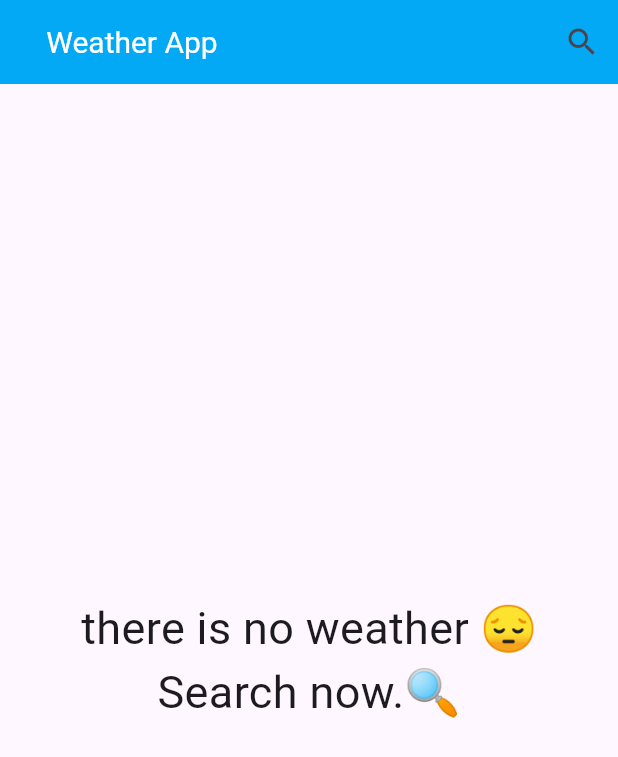
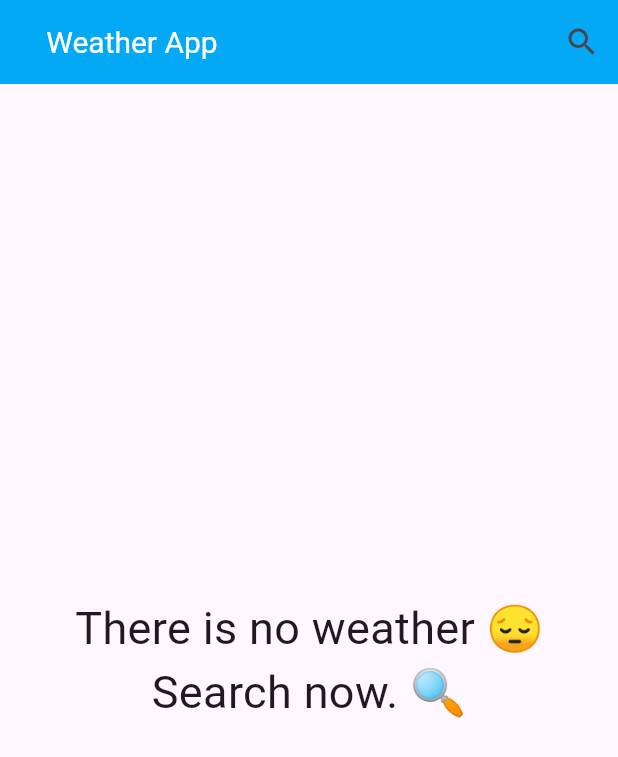
Before and after one commit to mohamedHossam113/weatherapp, a Flutter app: the screen it shows after launch, on a phone screen of 412 x 824 dp. Shown: the top 757 px of the screen. Run offline on Flutter 3.47's test engine with Material 3 defaults, Android fonts, the phone set to English and light mode, and no system bars; our stand-ins replace flutter_bloc.

Commit message:
upgraded Weatherapp using BlocProvider

```diff
--- /dev/null
+++ b/lib/cubits/weaher_cubit/weather_state.dart
@@ -0,0 +1,9 @@
+abstract class WeatherState {}
+
+class WeatherInitial extends WeatherState {}
+
+class WeatherLoading extends WeatherState {}
+
+class WeatherSuccess extends WeatherState {}
+
+class WeatherFailure extends WeatherState {}
--- /dev/null
+++ b/lib/cubits/weather_cubit.dart
@@ -0,0 +1,24 @@
+import 'dart:developer';
+
+import 'package:flutter_bloc/flutter_bloc.dart';
+import 'package:weatherapp/cubits/weaher_cubit/weather_state.dart';
+import 'package:weatherapp/models/weather_model.dart';
+import 'package:weatherapp/services/weather_service.dart';
+
+class WeatherCubit extends Cubit<WeatherState> {
+  WeatherCubit(this.weatherService) : super(WeatherInitial());
+  WeatherService weatherService;
+  String? cityname;
+  WeatherModel? weatherModel;
+  void getWeather({required String cityname}) async {
+    emit(WeatherLoading());
+    // Simulate a network call to fetch weather data
+    try {
+      weatherModel = await weatherService.getWeather(cityname: cityname);
+      emit(WeatherSuccess());
+    } on Exception catch (e) {
+      emit(WeatherFailure());
+      log('Error:  $e');
+    }
+  }
+}
--- a/lib/homepage.dart
+++ b/lib/homepage.dart
@@ -1,88 +1,120 @@
 import 'package:flutter/material.dart';
+import 'package:flutter_bloc/flutter_bloc.dart';
 import 'package:provider/provider.dart';
+import 'package:weatherapp/cubits/weaher_cubit/weather_state.dart';
+import 'package:weatherapp/cubits/weather_cubit.dart';
 import 'package:weatherapp/models/weather_model.dart';
 import 'package:weatherapp/provider/WeatherProvider.dart';
 import 'package:weatherapp/searchpage.dart';
 
-class Homepage extends StatefulWidget {
-   const Homepage({super.key});
-  @override
-  State<Homepage> createState() => _HomepageState();
-}
-
-class _HomepageState extends State<Homepage> {
+class Homepage extends StatelessWidget {
   WeatherModel? weatherData;
-
-  void updateUI(){
-    setState(() {});
-  }
 
   @override
   Widget build(BuildContext context) {
-    weatherData = Provider.of<Weatherprovider>(context).weatherData;
-
     return Scaffold(
       appBar: AppBar(
-        title: const Text('   Weather App',style: TextStyle(fontSize: 20,color:Colors.white)),
+        title: const Text('   Weather App',
+            style: TextStyle(fontSize: 20, color: Colors.white)),
         actions: [
-          IconButton(onPressed: (){
-            updateUI();
+          IconButton(
+            onPressed: () {
               Navigator.push(context, MaterialPageRoute(builder: (context) {
-return Searchpage(
-  updateUI: updateUI,
-
-            );
-            }
-
-            ));
-          }, icon: const Icon(Icons.search),
+                return Searchpage();
+              }));
+            },
+            icon: const Icon(Icons.search),
           ),
         ],
         backgroundColor: Colors.lightBlue,
       ),
+      body: BlocBuilder<WeatherCubit, WeatherState>(
+        builder: (context, state) {
+          if (state is WeatherLoading) {
+            return const Center(child: CircularProgressIndicator());
+          } else if (state is WeatherSuccess) {
+            weatherData = BlocProvider.of<WeatherCubit>(context).weatherModel;
+            final cityname = BlocProvider.of<WeatherCubit>(context).cityname;
+            weatherData = BlocProvider.of<WeatherCubit>(context).weatherModel;
+            return SuccessBody(cityname: cityname, weatherData: weatherData);
+          } else if (state is WeatherFailure) {
+            return const Center(child: Text('Error loading weather data'));
+          } else {
+            return const DefaultBody();
+          }
+        },
+      ),
+    );
+  }
+}
 
-    body:  Provider.of<Weatherprovider>(context ,listen: true).weatherData== null
-    ?
-    const Center(
+class DefaultBody extends StatelessWidget {
+  const DefaultBody({
+    super.key,
+  });
+
+  @override
+  Widget build(BuildContext context) {
+    return const Center(
       child: Column(
         mainAxisAlignment: MainAxisAlignment.center,
         children: [
           Spacer(flex: 1),
           Text(
-            'there is no weather 😔',
+            'There is no weather 😔',
             style: TextStyle(fontSize: 30),
           ),
           Text(
-            'Search now.🔍',
+            'Search now. 🔍',
             style: TextStyle(fontSize: 30),
           ),
-          Spacer(flex: 1)
+          Spacer(flex: 1),
         ],
       ),
-    ):
-    Container(
-      color: Color(0xFFFFE53B),
+    );
+  }
+}
+
+class SuccessBody extends StatelessWidget {
+  const SuccessBody({
+    super.key,
+    required this.cityname,
+    required this.weatherData,
+  });
+
+  final String? cityname;
+  final WeatherModel? weatherData;
+
+  @override
+  Widget build(BuildContext context) {
+    return Container(
+      decoration: const BoxDecoration(
+        gradient: LinearGradient(
+          colors: [Colors.lightBlue, Colors.blueAccent],
+          begin: Alignment.topCenter,
+          end: Alignment.bottomCenter,
+        ),
+      ),
       child: Center(
-        child:
-        Padding(
+        child: Padding(
           padding: const EdgeInsets.symmetric(vertical: 120),
-          child:
-          Column(
+          child: Column(
             mainAxisAlignment: MainAxisAlignment.center,
             children: [
-               Text(Provider.of<Weatherprovider>(context).cityname ?? '',
+              Text(
+                cityname ?? '',
                 style: const TextStyle(
-                color: Colors.black,
+                  color: Colors.white,
                   fontSize: 55,
-                fontWeight: FontWeight.bold
-
-              ),),
+                  fontWeight: FontWeight.bold,
+                ),
+              ),
               Text(
                 'updated at : ${weatherData != null ? DateTime.parse(weatherData!.date).hour.toString() : '--'}:${weatherData != null ? DateTime.parse(weatherData!.date).minute.toString() : '--'}',
                 style: const TextStyle(
                   fontSize: 18,
-                  color: Colors.black,
-                  fontWeight: FontWeight.bold
+                  color: Colors.white,
+                  fontWeight: FontWeight.bold,
                 ),
               ),
               const Spacer(flex: 1),
@@ -90,44 +122,42 @@ return Searchpage(
                 mainAxisAlignment: MainAxisAlignment.spaceEvenly,
                 children: [
                   Image.asset(weatherData!.getImage()),
-
                   Text(
-  Provider.of<Weatherprovider>(context).weatherData?.temp ?? '--',
+                    weatherData!.temp,
                     style: const TextStyle(
                       fontSize: 35,
-    color: Colors.black,
+                      color: Colors.white,
                       fontWeight: FontWeight.bold,
                     ),
                   ),
-
-              const Column(children:
-              [
-                Text('MaxTemp =30',
-                style: TextStyle(
-                  fontSize: 15
-                ),),
-                Text('MinTemp = 15',
-                style: TextStyle(
-                  fontSize: 15,
-                ),)
-              ],)
-            ],),
+                  const Column(
+                    children: [
+                      Text(
+                        'MaxTemp = 30',
+                        style: TextStyle(fontSize: 15),
+                      ),
+                      Text(
+                        'MinTemp = 15',
+                        style: TextStyle(fontSize: 15),
+                      )
+                    ],
+                  )
+                ],
+              ),
               const Spacer(flex: 1),
               Text(
-              weatherData?.weatherState ?? '',
+                weatherData!.weatherState,
                 style: const TextStyle(
-                color: Colors.black,
+                  color: Colors.white,
                   fontSize: 30,
-                fontWeight: FontWeight.bold
+                  fontWeight: FontWeight.bold,
                 ),
               ),
-           const Spacer(flex:3),
+              const Spacer(flex: 3),
             ],
           ),
         ),
       ),
-    ),
-
     );
   }
 }
--- a/lib/main.dart
+++ b/lib/main.dart
@@ -1,23 +1,30 @@
 import 'package:flutter/material.dart';
+import 'package:flutter_bloc/flutter_bloc.dart';
 import 'package:provider/provider.dart';
+import 'package:weatherapp/cubits/weather_cubit.dart';
 import 'package:weatherapp/homepage.dart';
 import 'package:weatherapp/provider/WeatherProvider.dart';
+import 'package:weatherapp/services/weather_service.dart';
 
 void main() {
-  runApp(const WeatherApp());
+  runApp(
+    BlocProvider(
+      create: (context) => WeatherCubit(WeatherService()),
+      child: const WeatherApp(), // ← هنا أضفنا child صح
+    ),
+  );
 }
 
 class WeatherApp extends StatelessWidget {
-  const WeatherApp({super.key,});
+  const WeatherApp({super.key});
 
   @override
   Widget build(BuildContext context) {
-    return ChangeNotifierProvider(create: (context){
-      return Weatherprovider();
-    },
-      child: const MaterialApp(
+    return ChangeNotifierProvider(
+      create: (context) => Weatherprovider(),
+      child: MaterialApp(
         home: Homepage(),
       ),
     );
-    }
-    }
+  }
+}
--- /dev/null
+++ b/lib/services/weather_service.dart
@@ -0,0 +1,18 @@
+import 'dart:convert';
+import 'package:http/http.dart' as http;
+import 'package:weatherapp/models/weather_model.dart';
+class WeatherService
+{
+  String baseUrl = 'http://api.weatherapi.com/v1';
+  String apiKey = 'ffc51c42b7574a1184a64215252406';
+  Future<WeatherModel> getWeather({required String cityname}) async{
+    Uri url = Uri.parse('$baseUrl/current.json?key=$apiKey&q=$cityname&aqi=no');
+    http.Response response = await http.get(url);
+
+   Map<String, dynamic> data= jsonDecode(response.body);
+   WeatherModel weather =WeatherModel.fromJson(data);
+
+return weather;
+
+  }
+}
```
Also changed, not shown: lib/models/weather_model.dart (+46 -23 lines), lib/searchpage.dart (+21 -19 lines), pubspec.yaml (+5 -12 lines), pubspec.lock. Lines whose indentation alone changed are shown as unchanged.
